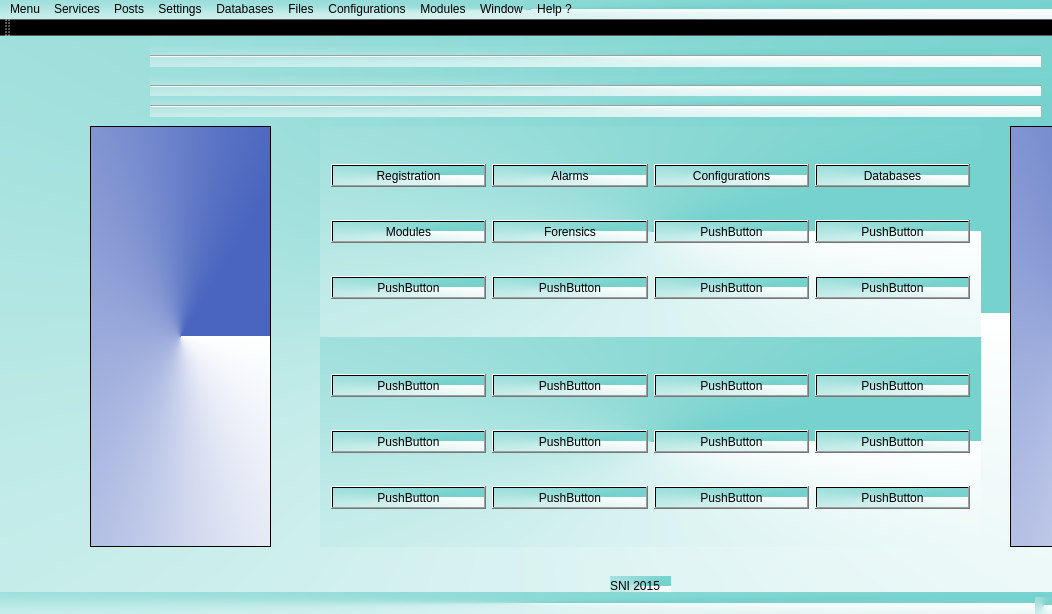
First picture: the form in mainwindow.ui, repository chidelmun/SNI, before the edit.
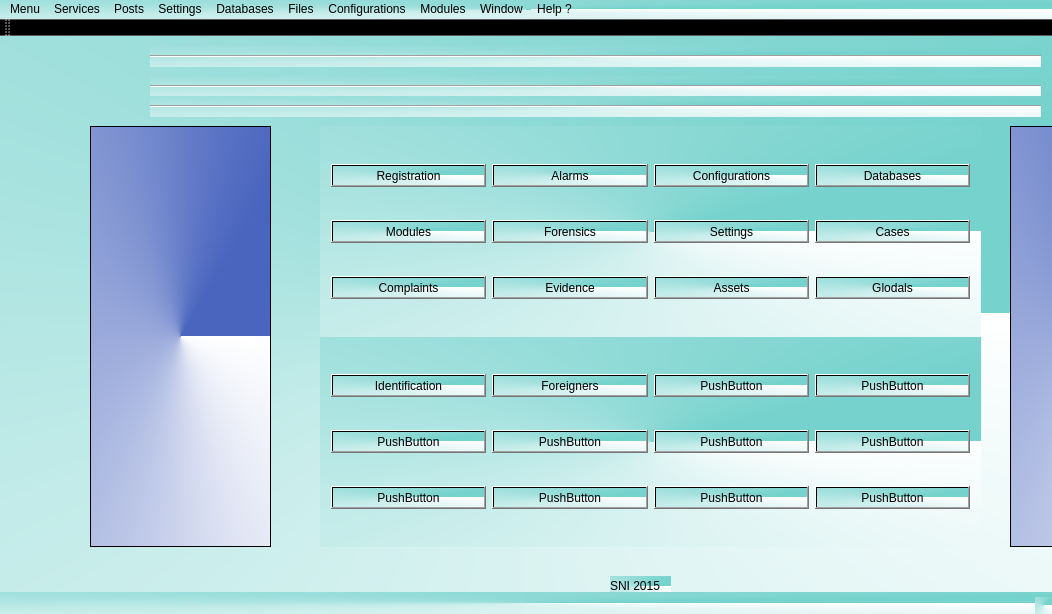
Second picture: the form after the edit.

```diff
--- a/mainwindow.ui
+++ b/mainwindow.ui
@@ -43,14 +43,14 @@
      <item row="0" column="0">
       <widget class="QPushButton" name="pushButton_13">
        <property name="text">
-        <string>PushButton</string>
+        <string>Identification</string>
        </property>
       </widget>
      </item>
      <item row="0" column="1">
       <widget class="QPushButton" name="pushButton_14">
        <property name="text">
-        <string>PushButton</string>
+        <string>Foreigners</string>
        </property>
       </widget>
      </item>
@@ -258,42 +258,42 @@
      <item row="1" column="2">
       <widget class="QPushButton" name="pushButton_10">
        <property name="text">
-        <string>PushButton</string>
+        <string>Settings</string>
        </property>
       </widget>
      </item>
      <item row="1" column="3">
       <widget class="QPushButton" name="pushButton_9">
        <property name="text">
-        <string>PushButton</string>
+        <string>Cases</string>
        </property>
       </widget>
      </item>
      <item row="2" column="0">
       <widget class="QPushButton" name="pushButton_6">
        <property name="text">
-        <string>PushButton</string>
+        <string>Complaints</string>
        </property>
       </widget>
      </item>
      <item row="2" column="1">
       <widget class="QPushButton" name="pushButton_5">
        <property name="text">
-        <string>PushButton</string>
+        <string>Evidence</string>
        </property>
       </widget>
      </item>
      <item row="2" column="2">
       <widget class="QPushButton" name="pushButton_12">
        <property name="text">
-        <string>PushButton</string>
+        <string>Assets</string>
        </property>
       </widget>
      </item>
      <item row="2" column="3">
       <widget class="QPushButton" name="pushButton_11">
        <property name="text">
-        <string>PushButton</string>
+        <string>Glodals</string>
        </property>
       </widget>
      </item>
```
